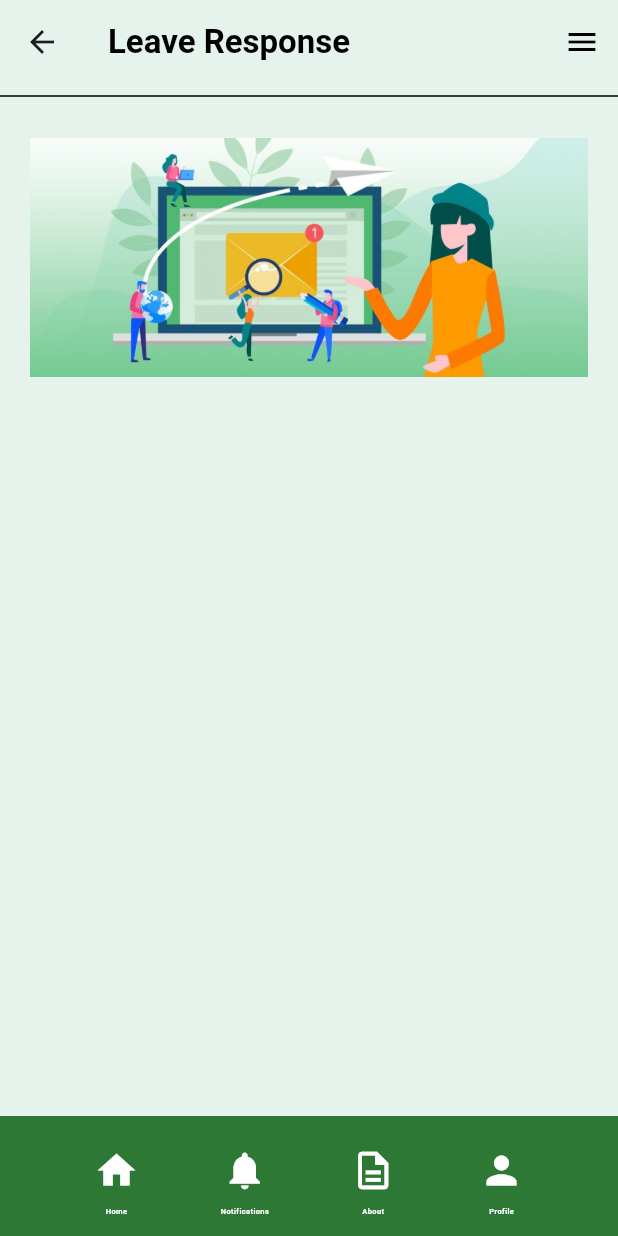
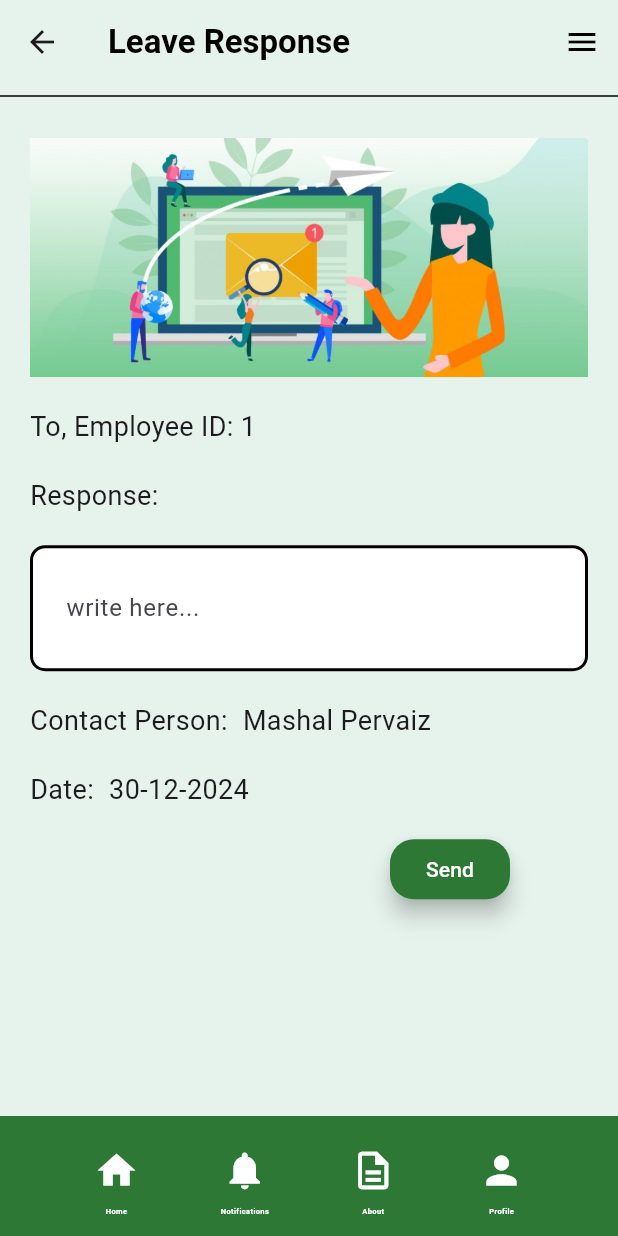
Before and after one commit to Javaria-Shabbir24/SmartWasteManagementSystem-AdminPortal, a Flutter app: the AdminManageLeaveRequests screen opened directly, after a tap on "Write a Response", on a phone screen of 412 x 824 dp. Run offline on Flutter 3.47's test engine with Material 3 defaults, Android fonts, the phone set to English and light mode, and no system bars.

Commit message:
leave response page completed

```diff
--- a/lib/admin_leave_response.dart
+++ b/lib/admin_leave_response.dart
@@ -1,8 +1,13 @@
 import 'package:flutter/material.dart';
 import 'admin_bottom_section.dart';
+import 'package:intl/intl.dart';
 
 class AdminLeaveResponse extends StatelessWidget {
-  const AdminLeaveResponse({super.key});
+  final int employeeID;
+  final String employeeName;
+  final DateTime dateOfRequest;
+  const AdminLeaveResponse({super.key, required this.employeeID, required this.employeeName ,required this.dateOfRequest});
+
 
   @override
   Widget build(BuildContext context) {
@@ -40,7 +45,67 @@ class AdminLeaveResponse extends StatelessWidget {
               child: Column(
                 mainAxisAlignment: MainAxisAlignment.start,
                 children: [
-                  Image(image: AssetImage('assets/reply.jpg'))
+                  Image(image: AssetImage('assets/reply.jpg')),
+                  SizedBox(height: 20,),
+                  Row(
+                    children: [
+                     Text('To, Employee ID: ${employeeID}', style: TextStyle(fontSize: 18),)
+                    ],
+                  ),
+                  SizedBox(height: 20,),
+                  Row(
+                    children: [
+                     Text('Response:', style: TextStyle(fontSize: 18),)
+                    ],
+                  ),
+                  SizedBox(height: 20,),
+                  TextField(
+                    decoration: InputDecoration(
+
+                      hintText: 'write here...',
+                      fillColor: Colors.white,
+                      filled: true,
+                      contentPadding: EdgeInsets.symmetric(vertical: 30,horizontal: 20),
+                      enabledBorder: OutlineInputBorder(
+                        borderRadius: BorderRadius.circular(10),
+                        borderSide: BorderSide(
+                          color: Colors.black,
+                          width: 2,
+
+                        )
+                      )
+                    ),
+                  ),
+                  SizedBox(height: 20,),
+                  Row(
+                    children: [
+                     Text('Contact Person:', style: TextStyle(fontSize: 18),),
+                     SizedBox(width: 10,),
+                     Text(employeeName, style: TextStyle(fontSize: 18),),
+                    ],
+                  ),
+                  SizedBox(height: 20,),
+                  Row(
+                    children: [
+                     Text('Date:', style: TextStyle(fontSize: 18),),
+                     SizedBox(width: 10,),
+                     Text(DateFormat('dd-MM-yyyy ').format(dateOfRequest), style: TextStyle(fontSize: 18),),
+                    ],
+                  ),
+                  SizedBox(height: 20,),
+                  Row(
+                    children: [
+                      SizedBox(width: 240,),
+                      SizedBox(
+                        width: 80,
+                        height: 40,
+                        child: FloatingActionButton(onPressed: null,
+                        child: Text('Send',style: TextStyle(color: Colors.white),),
+                        backgroundColor: Color(0xFF2E7835),),
+                      ),
+
+                    ],
+                  )
                 ],
 
               ),
--- a/lib/admin_manage_leave_requests.dart
+++ b/lib/admin_manage_leave_requests.dart
@@ -1,6 +1,7 @@
 import 'package:flutter/material.dart';
 import 'admin_bottom_section.dart';
 import 'admin_leave_response.dart';
+
 
 class AdminManageLeaveRequests extends StatefulWidget {
   const AdminManageLeaveRequests({super.key});
@@ -215,7 +216,7 @@ Widget leaveRequestCard(BuildContext context, EmployeeLeaveRequests request, Str
               width: 130,
               height: 40,
               child: FloatingActionButton(onPressed: (){
-                Navigator.push(context, MaterialPageRoute(builder: (context)=> AdminLeaveResponse() ),);
+                Navigator.push(context, MaterialPageRoute(builder: (context)=> AdminLeaveResponse(employeeID: request.employeeID,employeeName: request.employeeName, dateOfRequest: request.dateOfRequest )));
 
               },
               child: Text('Write a Response',
--- a/pubspec.yaml
+++ b/pubspec.yaml
@@ -46,6 +46,7 @@ dev_dependencies:
   # package. See that file for information about deactivating specific lint
   # rules and activating additional ones.
   flutter_lints: ^4.0.0
+  intl: ^0.18.0
 
 # For information on the generic Dart part of this file, see the
 # following page: https://dart.dev/tools/pub/pubspec
```
Also changed, not shown: pubspec.lock.
